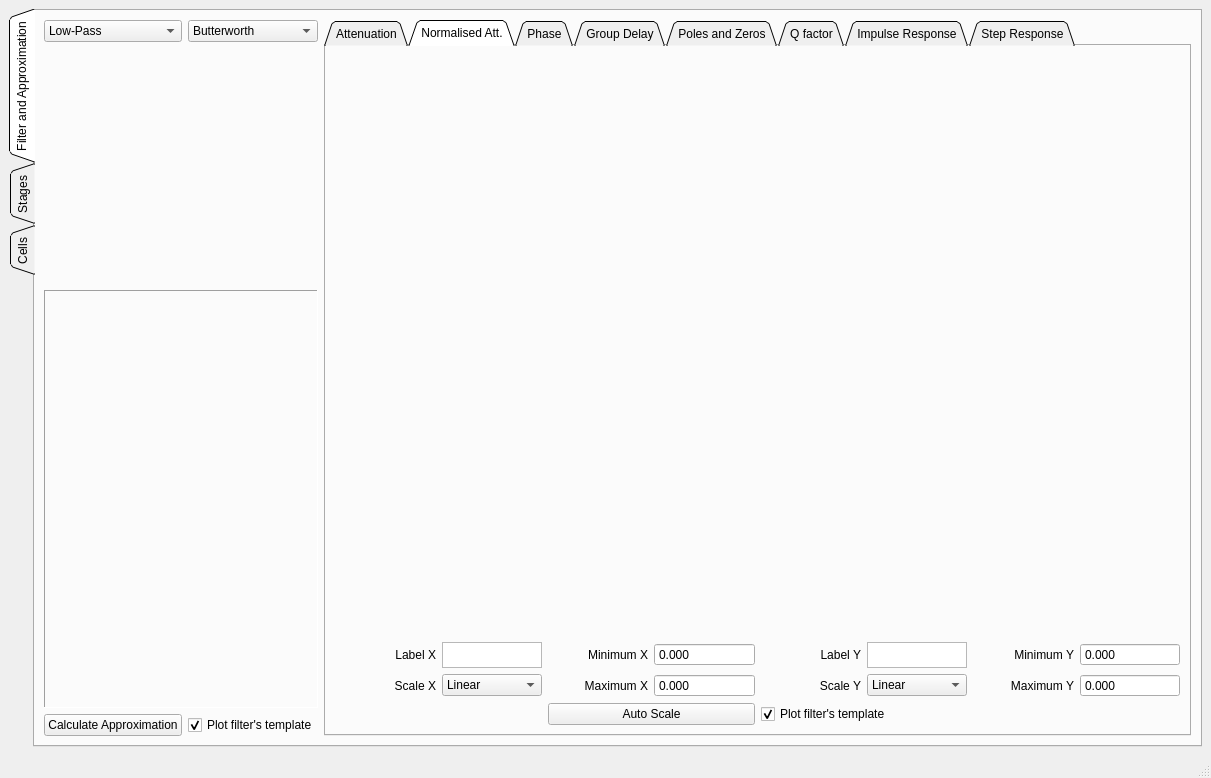
Above: app/designer/main_view/main_view.ui from grupo-tc-volcan/TP4 before the change. Below: the same form after it.
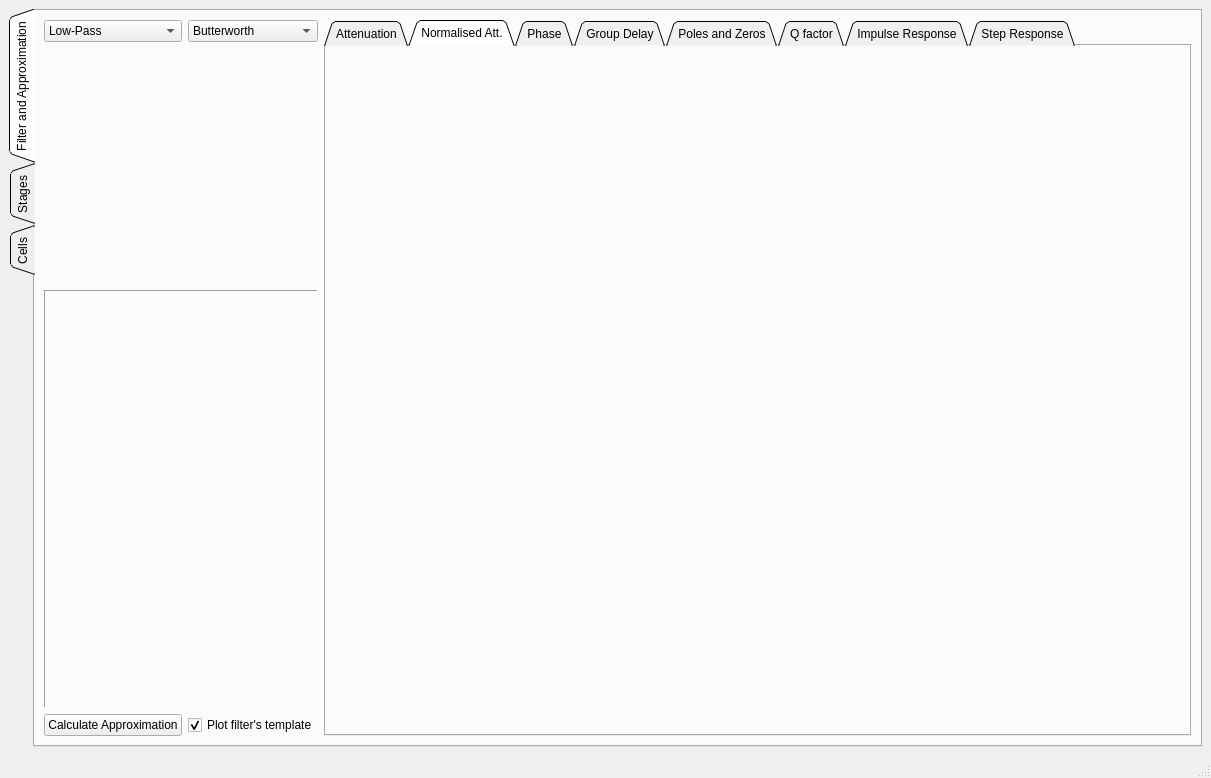
That is the form after the change. The open tabs and pages were chosen to show the change. Icons and pictures are not drawn.

```diff
--- a/app/designer/main_view/main_view.ui
+++ b/app/designer/main_view/main_view.ui
@@ -315,219 +315,22 @@
             <string>Normalised Att.</string>
            </attribute>
            <layout class="QGridLayout" name="gridLayout_4">
-            <item row="0" column="0" colspan="8">
+            <item row="0" column="0" colspan="2">
              <widget class="QStackedWidget" name="plot_2">
               <widget class="QWidget" name="page_4"/>
               <widget class="QWidget" name="page_5"/>
              </widget>
             </item>
             <item row="1" column="0">
-             <widget class="QLabel" name="label_12">
-              <property name="text">
-               <string>Label X</string>
-              </property>
-              <property name="alignment">
-               <set>Qt::AlignRight|Qt::AlignTrailing|Qt::AlignVCenter</set>
-              </property>
-             </widget>
-            </item>
-            <item row="1" column="1">
-             <widget class="QTextEdit" name="label_x_2">
+             <widget class="QStackedWidget" name="toolbar_2">
               <property name="maximumSize">
                <size>
-                <width>100</width>
-                <height>26</height>
+                <width>16777215</width>
+                <height>40</height>
                </size>
               </property>
-             </widget>
-            </item>
-            <item row="1" column="2">
-             <widget class="QLabel" name="label_10">
-              <property name="text">
-               <string>Minimum X</string>
-              </property>
-              <property name="alignment">
-               <set>Qt::AlignRight|Qt::AlignTrailing|Qt::AlignVCenter</set>
-              </property>
-             </widget>
-            </item>
-            <item row="1" column="3">
-             <widget class="QDoubleSpinBox" name="min_x_2">
-              <property name="buttonSymbols">
-               <enum>QAbstractSpinBox::NoButtons</enum>
-              </property>
-              <property name="suffix">
-               <string/>
-              </property>
-              <property name="decimals">
-               <number>3</number>
-              </property>
-             </widget>
-            </item>
-            <item row="1" column="4">
-             <widget class="QLabel" name="label_9">
-              <property name="text">
-               <string>Label Y</string>
-              </property>
-              <property name="alignment">
-               <set>Qt::AlignRight|Qt::AlignTrailing|Qt::AlignVCenter</set>
-              </property>
-             </widget>
-            </item>
-            <item row="1" column="5">
-             <widget class="QTextEdit" name="label_y_2">
-              <property name="maximumSize">
-               <size>
-                <width>100</width>
-                <height>26</height>
-               </size>
-              </property>
-             </widget>
-            </item>
-            <item row="1" column="6">
-             <widget class="QLabel" name="label_15">
-              <property name="text">
-               <string>Minimum Y</string>
-              </property>
-              <property name="alignment">
-               <set>Qt::AlignRight|Qt::AlignTrailing|Qt::AlignVCenter</set>
-              </property>
-             </widget>
-            </item>
-            <item row="1" column="7">
-             <widget class="QDoubleSpinBox" name="min_y_2">
-              <property name="buttonSymbols">
-               <enum>QAbstractSpinBox::NoButtons</enum>
-              </property>
-              <property name="suffix">
-               <string/>
-              </property>
-              <property name="decimals">
-               <number>3</number>
-              </property>
-             </widget>
-            </item>
-            <item row="2" column="0">
-             <widget class="QLabel" name="label_11">
-              <property name="text">
-               <string>Scale X</string>
-              </property>
-              <property name="alignment">
-               <set>Qt::AlignRight|Qt::AlignTrailing|Qt::AlignVCenter</set>
-              </property>
-             </widget>
-            </item>
-            <item row="2" column="1">
-             <widget class="QComboBox" name="scale_x_2">
-              <property name="maximumSize">
-               <size>
-                <width>100</width>
-                <height>16777215</height>
-               </size>
-              </property>
-              <item>
-               <property name="text">
-                <string>Linear</string>
-               </property>
-              </item>
-              <item>
-               <property name="text">
-                <string>Logarithmic</string>
-               </property>
-              </item>
-             </widget>
-            </item>
-            <item row="2" column="2">
-             <widget class="QLabel" name="label_16">
-              <property name="text">
-               <string>Maximum X</string>
-              </property>
-              <property name="alignment">
-               <set>Qt::AlignRight|Qt::AlignTrailing|Qt::AlignVCenter</set>
-              </property>
-             </widget>
-            </item>
-            <item row="2" column="3">
-             <widget class="QDoubleSpinBox" name="max_x_2">
-              <property name="buttonSymbols">
-               <enum>QAbstractSpinBox::NoButtons</enum>
-              </property>
-              <property name="suffix">
-               <string/>
-              </property>
-              <property name="decimals">
-               <number>3</number>
-              </property>
-             </widget>
-            </item>
-            <item row="2" column="4">
-             <widget class="QLabel" name="label_14">
-              <property name="text">
-               <string>Scale Y</string>
-              </property>
-              <property name="alignment">
-               <set>Qt::AlignRight|Qt::AlignTrailing|Qt::AlignVCenter</set>
-              </property>
-             </widget>
-            </item>
-            <item row="2" column="5">
-             <widget class="QComboBox" name="scale_y_2">
-              <property name="maximumSize">
-               <size>
-                <width>100</width>
-                <height>16777215</height>
-               </size>
-              </property>
-              <item>
-               <property name="text">
-                <string>Linear</string>
-               </property>
-              </item>
-              <item>
-               <property name="text">
-                <string>Logarithmic</string>
-               </property>
-              </item>
-             </widget>
-            </item>
-            <item row="2" column="6">
-             <widget class="QLabel" name="label_13">
-              <property name="text">
-               <string>Maximum Y</string>
-              </property>
-              <property name="alignment">
-               <set>Qt::AlignRight|Qt::AlignTrailing|Qt::AlignVCenter</set>
-              </property>
-             </widget>
-            </item>
-            <item row="2" column="7">
-             <widget class="QDoubleSpinBox" name="max_y_2">
-              <property name="buttonSymbols">
-               <enum>QAbstractSpinBox::NoButtons</enum>
-              </property>
-              <property name="suffix">
-               <string/>
-              </property>
-              <property name="decimals">
-               <number>3</number>
-              </property>
-             </widget>
-            </item>
-            <item row="3" column="2" colspan="2">
-             <widget class="QPushButton" name="auto_scale_2">
-              <property name="text">
-               <string>Auto Scale</string>
-              </property>
-             </widget>
-            </item>
-            <item row="3" column="4" colspan="2">
-             <widget class="QCheckBox" name="plot_template_2">
-              <property name="text">
-               <string>Plot filter's template</string>
-              </property>
-              <property name="checked">
-               <bool>true</bool>
-              </property>
+              <widget class="QWidget" name="page_16"/>
+              <widget class="QWidget" name="page_17"/>
              </widget>
             </item>
            </layout>
```
Left out of the diff: 1204 changed lines with no effect on the pictures.
